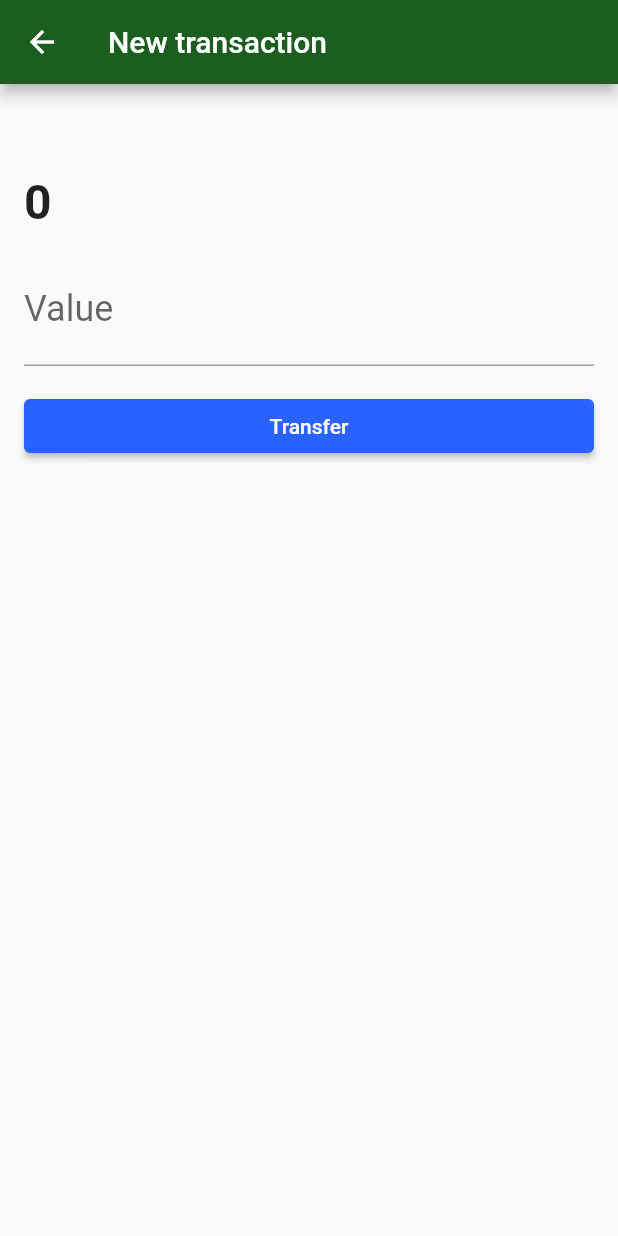
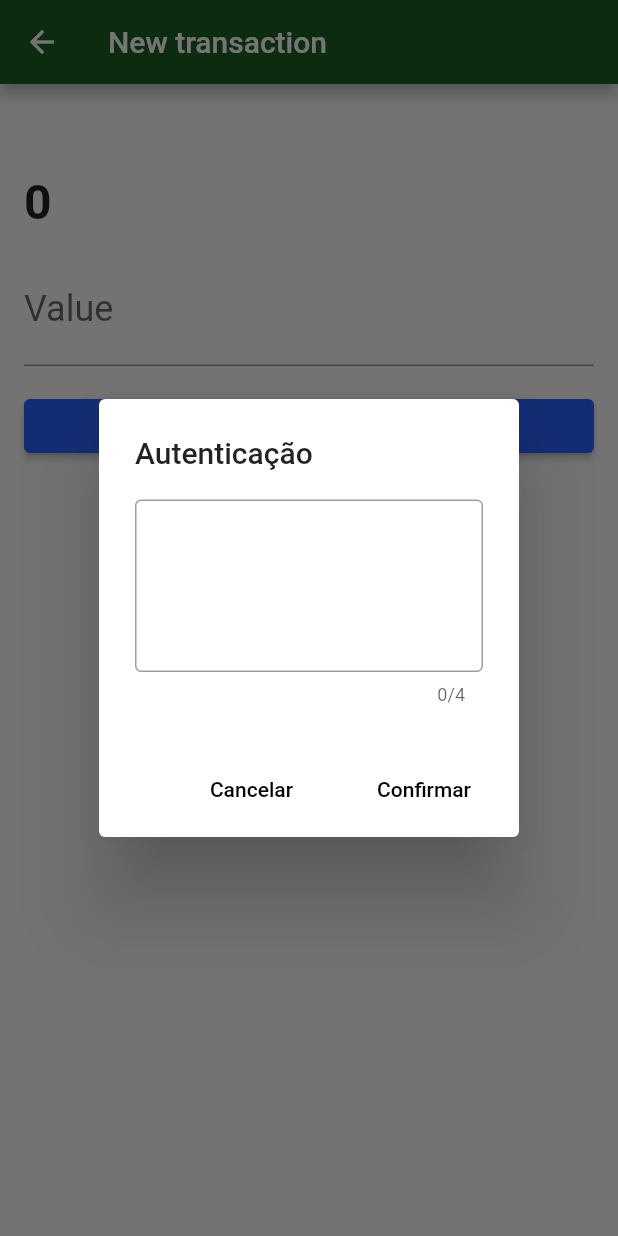
Before and after one commit to josuecamelo/flutter_webapi2, a Flutter app: the TransactionForm screen opened directly with empty values, after a tap on "Transfer", on a phone screen of 412 x 824 dp. Run offline on Flutter 3.47's test engine with Material 2 defaults, Android fonts, the phone set to English and light mode, and no system bars; our stand-ins replace sqflite; missing offline and left inert: http_interceptor; accounts and stored records are empty.

Commit message:
Autenticando Transferencia

```diff
--- /dev/null
+++ b/lib/components/transaction_auth_dialog.dart
@@ -0,0 +1,48 @@
+import 'package:flutter/material.dart';
+
+class TransactionAuthDialog extends StatefulWidget {
+  final Function(String password) onConfirm;
+
+  TransactionAuthDialog({@required this.onConfirm, });
+
+  @override
+  _TransactionAuthDialogState createState() => _TransactionAuthDialogState();
+}
+
+class _TransactionAuthDialogState extends State<TransactionAuthDialog> {
+  final TextEditingController _passwordController = TextEditingController();
+
+  @override
+  Widget build(BuildContext context) {
+    return AlertDialog(
+      title: Text('Autenticação'),
+      content: TextField(
+        controller: _passwordController,
+        obscureText: true,
+        maxLength: 4,
+        textAlign: TextAlign.center,
+        keyboardType: TextInputType.number,
+        decoration: InputDecoration(
+          border: OutlineInputBorder(),
+        ),
+        style: TextStyle(
+          fontSize: 64.0,
+          letterSpacing: 24.0,
+        ),
+      ),
+      actions: [
+        FlatButton(
+          onPressed: () => Navigator.pop(context),
+          child: Text('Cancelar'),
+        ),
+        FlatButton(
+          onPressed: () {
+            widget.onConfirm(_passwordController.text);
+            Navigator.pop(context);
+          },
+          child: Text('Confirmar'),
+        )
+      ],
+    );
+  }
+}
--- a/lib/http/webclients/transaction_webclient.dart
+++ b/lib/http/webclients/transaction_webclient.dart
@@ -14,13 +14,13 @@ class TransactionWebClient {
         .toList();
   }
 
-  Future<Transaction> save(Transaction transaction) async {
+  Future<Transaction> save(Transaction transaction, String password) async {
     final String transactionJson = jsonEncode(transaction.toJson());
 
     final Response response = await client.post(baseUrl,
         headers: {
           'Content-type': 'application/json',
-          'password': '1000',
+          'password': password,
         },
         body: transactionJson);
 
--- a/lib/main.dart
+++ b/lib/main.dart
@@ -1,3 +1,4 @@
+import 'package:bytebank/components/transaction_auth_dialog.dart';
 import 'package:bytebank/screens/dashboard.dart';
 import 'package:flutter/material.dart';
 
--- a/lib/screens/transaction_form.dart
+++ b/lib/screens/transaction_form.dart
@@ -1,3 +1,4 @@
+import 'package:bytebank/components/transaction_auth_dialog.dart';
 import 'package:bytebank/http/webclients/transaction_webclient.dart';
 import 'package:bytebank/models/contact.dart';
 import 'package:bytebank/models/transaction.dart';
@@ -61,10 +62,15 @@ class _TransactionFormState extends State<TransactionForm> {
                     child: Text('Transfer'), onPressed: () {
                       final double value = double.tryParse(_valueController.text);
                       final transactionCreated = Transaction(value, widget.contact);
-                      _webClient.save(transactionCreated).then((transaction) {
-                       if(transaction != null){
-                         Navigator.pop(context);
-                       }
+
+                      showDialog(context: context, builder: (context){
+                        return TransactionAuthDialog(onConfirm: (String password){
+                          _webClient.save(transactionCreated, password).then((transaction) {
+                            if(transaction != null){
+                              Navigator.pop(context);
+                            }
+                          });
+                        },);
                       });
                   },
                   ),
```
Also changed, not shown: 1 other file.
